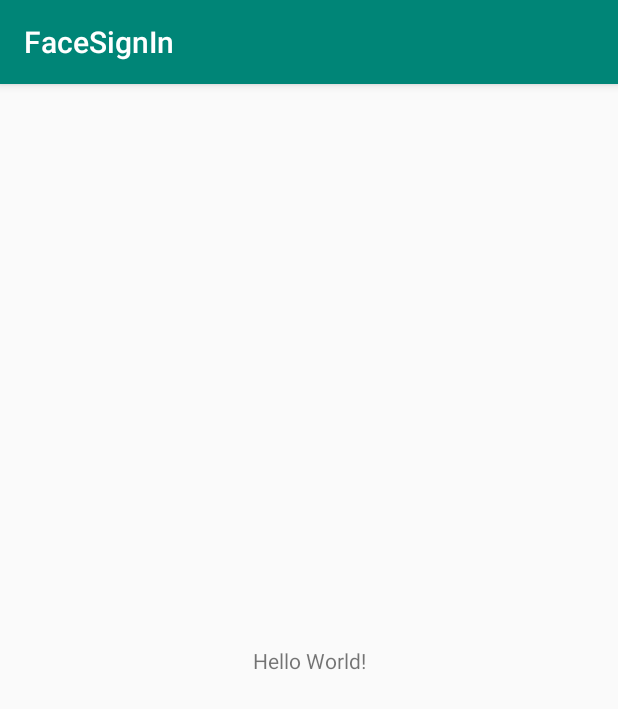
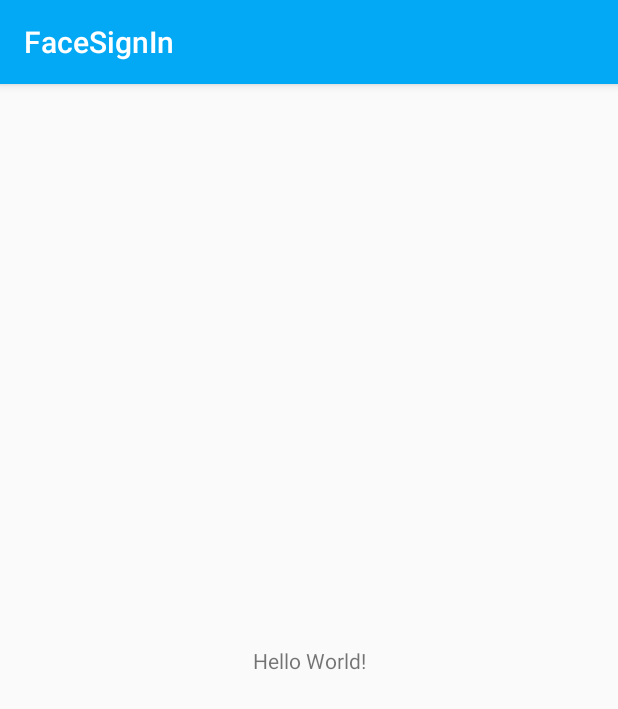
Before and after one commit to IAn2018cs/FaceSignIn, an Android app: the MainActivity screen opened directly, with no data from a screen before it, on a phone screen of 412 x 824 dp. Shown: the top 709 px of the screen. Run offline under Robolectric (Android 15) with nearby library versions, the phone set to English and light mode, and no system bars; our stand-ins replace CircleImageView.

```diff
--- /dev/null
+++ b/app/src/main/res/values-hdpi/dimens.xml
@@ -0,0 +1,4 @@
+<?xml version="1.0" encoding="utf-8"?>
+<resources>
+    <dimen name="copyright_text_size">10sp</dimen>
+</resources>
--- a/app/src/main/res/values/colors.xml
+++ b/app/src/main/res/values/colors.xml
@@ -1,6 +1,10 @@
 <?xml version="1.0" encoding="utf-8"?>
 <resources>
-    <color name="colorPrimary">#008577</color>
-    <color name="colorPrimaryDark">#00574B</color>
-    <color name="colorAccent">#D81B60</color>
+    <color name="colorPrimary">#03A9F4</color>
+    <color name="colorPrimaryDark">#0288D1</color>
+    <color name="colorAccent">#19ab98</color>
+
+    <color name="change_color_text">#000</color>
+    <color name="textColor">#00f</color>
+    <color name="buttonColor">#0983c6</color>
 </resources>
--- a/app/src/main/res/values/strings.xml
+++ b/app/src/main/res/values/strings.xml
@@ -16,4 +16,5 @@
 
     <string name="password">Password</string>
     <string name="account">Account</string>
+    <string name="landing">Landing ...</string>
 </resources>
```
Also changed, not shown: app/src/main/java/cn/ian2018/facesignin/ui/login/LoginActivity.java (+19 -2 lines), app/src/main/java/cn/ian2018/facesignin/ui/login/LoginPresenter.java (+9 -1 lines), 1 other file.
